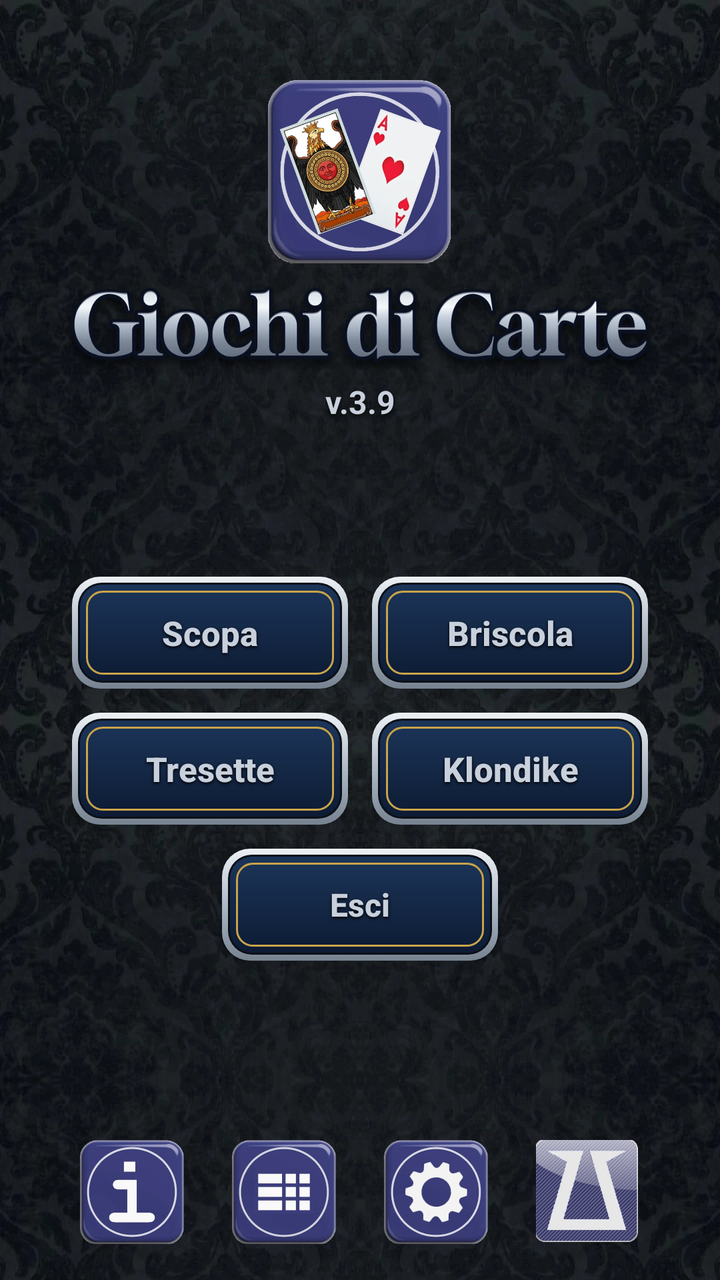
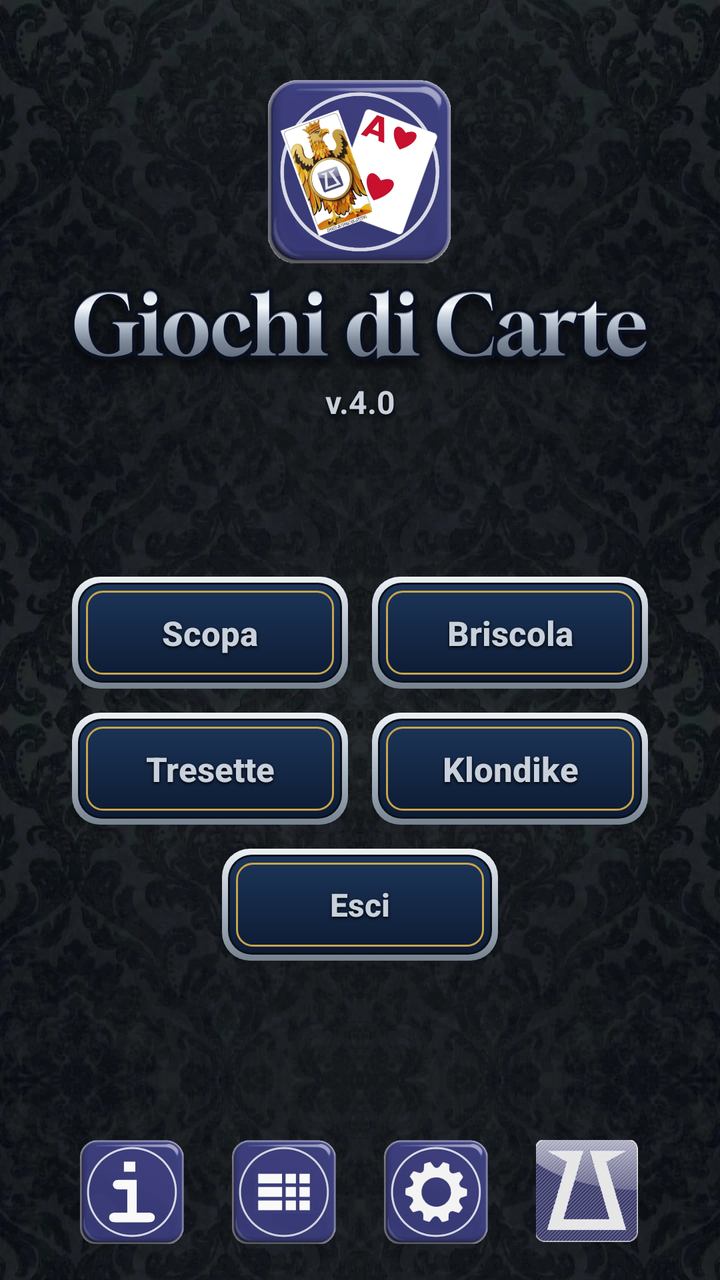

Screens rendered from an Android XML layout before and after an edit, with the pre-edit source and the edit as a unified diff.
<!-- AndroidManifest.xml: application theme Theme.Scopa -->
<!-- res/layout/activity_main.xml -->
<?xml version="1.0" encoding="utf-8"?>
<androidx.constraintlayout.widget.ConstraintLayout
    xmlns:android="http://schemas.android.com/apk/res/android"
    xmlns:app="http://schemas.android.com/apk/res-auto"
    android:layout_width="match_parent"
    android:layout_height="match_parent"
    android:background="@drawable/bg_velvet">

    <ImageView
        android:id="@+id/logo"
        android:layout_width="92dp"
        android:layout_height="92dp"
        android:layout_marginTop="40dp"
        android:contentDescription="@string/app_name"
        android:src="@drawable/app_logo"
        app:layout_constraintEnd_toEndOf="parent"
        app:layout_constraintStart_toStartOf="parent"
        app:layout_constraintTop_toTopOf="parent" />

    <ImageView
        android:id="@+id/title"
        android:layout_width="330dp"
        android:layout_height="wrap_content"
        android:layout_marginTop="6dp"
        android:adjustViewBounds="true"
        android:contentDescription="@string/title"
        android:src="@drawable/title_logo"
        app:layout_constraintEnd_toEndOf="parent"
        app:layout_constraintStart_toStartOf="parent"
        app:layout_constraintTop_toBottomOf="@id/logo" />

    <TextView
        android:id="@+id/version"
        android:layout_width="wrap_content"
        android:layout_height="wrap_content"
        android:layout_marginTop="2dp"
        android:text="v.3.9"
        android:textColor="@color/silver"
        android:textSize="16sp"
        android:textStyle="bold"
        android:shadowColor="#000000"
        android:shadowDy="2"
        android:shadowRadius="6"
        app:layout_constraintEnd_toEndOf="parent"
        app:layout_constraintStart_toStartOf="parent"
        app:layout_constraintTop_toBottomOf="@id/title" />

    
    <LinearLayout
        android:layout_width="wrap_content"
        android:layout_height="wrap_content"
        android:gravity="center"
        android:orientation="vertical"
        app:layout_constraintBottom_toTopOf="@id/bottomBar"
        app:layout_constraintEnd_toEndOf="parent"
        app:layout_constraintStart_toStartOf="parent"
        app:layout_constraintTop_toBottomOf="@id/version"
        app:layout_constraintVertical_bias="0.46">

        <LinearLayout
            android:layout_width="wrap_content"
            android:layout_height="wrap_content"
            android:orientation="horizontal">

            <androidx.appcompat.widget.AppCompatButton
                android:id="@+id/btnScopa"
                android:layout_width="@dimen/home_btn_w"
                android:layout_height="@dimen/home_btn_h"
                android:background="@drawable/btn_cartiglio"
                android:text="@string/play_scopa"
                android:textColor="@color/silver"
                android:textSize="17sp"
                android:textAllCaps="false"
                android:textStyle="bold"
                android:shadowColor="#000000"
                android:shadowDy="2"
                android:shadowRadius="4" />

            <androidx.appcompat.widget.AppCompatButton
                android:id="@+id/btnBriscola"
                android:layout_width="@dimen/home_btn_w"
                android:layout_height="@dimen/home_btn_h"
                android:layout_marginStart="@dimen/home_btn_gap"
                android:background="@drawable/btn_cartiglio"
                android:text="@string/play_briscola"
                android:textColor="@color/silver"
                android:textSize="17sp"
                android:textAllCaps="false"
                android:textStyle="bold"
                android:shadowColor="#000000"
                android:shadowDy="2"
                android:shadowRadius="4" />
        </LinearLayout>

        <LinearLayout
            android:layout_width="wrap_content"
            android:layout_height="wrap_content"
            android:layout_marginTop="@dimen/home_btn_gap"
            android:orientation="horizontal">

            <androidx.appcompat.widget.AppCompatButton
                android:id="@+id/btnTresette"
                android:layout_width="@dimen/home_btn_w"
                android:layout_height="@dimen/home_btn_h"
                android:background="@drawable/btn_cartiglio"
                android:text="@string/play_tresette"
                android:textColor="@color/silver"
                android:textSize="17sp"
                android:textAllCaps="false"
                android:textStyle="bold"
                android:shadowColor="#000000"
                android:shadowDy="2"
                android:shadowRadius="4" />

            <androidx.appcompat.widget.AppCompatButton
                android:id="@+id/btnKlondike"
                android:layout_width="@dimen/home_btn_w"
                android:layout_height="@dimen/home_btn_h"
                android:layout_marginStart="@dimen/home_btn_gap"
                android:background="@drawable/btn_cartiglio"
                android:text="@string/play_klondike"
                android:textColor="@color/silver"
                android:textSize="17sp"
                android:textAllCaps="false"
                android:textStyle="bold"
                android:shadowColor="#000000"
                android:shadowDy="2"
                android:shadowRadius="4" />
        </LinearLayout>

        <androidx.appcompat.widget.AppCompatButton
            android:id="@+id/btnQuit"
            android:layout_width="@dimen/home_btn_w"
            android:layout_height="@dimen/home_btn_h"
            android:layout_marginTop="@dimen/home_btn_gap"
            android:background="@drawable/btn_cartiglio"
            android:text="@string/quit"
            android:textColor="@color/silver"
            android:textSize="16sp"
            android:textAllCaps="false"
            android:textStyle="bold"
            android:shadowColor="#000000"
            android:shadowDy="2"
            android:shadowRadius="4" />
    </LinearLayout>

    
    <LinearLayout
        android:id="@+id/bottomBar"
        android:layout_width="wrap_content"
        android:layout_height="wrap_content"
        android:layout_marginBottom="18dp"
        android:gravity="center_vertical"
        android:orientation="horizontal"
        app:layout_constraintBottom_toBottomOf="parent"
        app:layout_constraintEnd_toEndOf="parent"
        app:layout_constraintStart_toStartOf="parent">

        <ImageButton
            android:id="@+id/btnInfo"
            android:layout_width="52dp"
            android:layout_height="52dp"
            android:layout_marginStart="12dp"
            android:layout_marginEnd="12dp"
            android:background="@android:color/transparent"
            android:contentDescription="@string/cd_info"
            android:scaleType="fitCenter"
            android:src="@drawable/btn_info" />

        <ImageButton
            android:id="@+id/btnStats"
            android:layout_width="52dp"
            android:layout_height="52dp"
            android:layout_marginStart="12dp"
            android:layout_marginEnd="12dp"
            android:background="@android:color/transparent"
            android:contentDescription="@string/cd_stats"
            android:scaleType="fitCenter"
            android:src="@drawable/btn_stats" />

        <ImageButton
            android:id="@+id/btnSettings"
            android:layout_width="52dp"
            android:layout_height="52dp"
            android:layout_marginStart="12dp"
            android:layout_marginEnd="12dp"
            android:background="@android:color/transparent"
            android:contentDescription="@string/cd_settings"
            android:scaleType="fitCenter"
            android:src="@drawable/btn_settings" />

        <ImageButton
            android:id="@+id/btnZis"
            android:layout_width="52dp"
            android:layout_height="52dp"
            android:layout_marginStart="12dp"
            android:layout_marginEnd="12dp"
            android:background="@android:color/transparent"
            android:contentDescription="@string/cd_web"
            android:scaleType="fitCenter"
            android:src="@drawable/zis_logo" />
    </LinearLayout>

</androidx.constraintlayout.widget.ConstraintLayout>
<!-- resources referenced by this layout -->
<resources>
  <color name="silver">#C8D0DC</color>
  <dimen name="home_btn_gap">12dp</dimen>
  <dimen name="home_btn_h">56dp</dimen>
  <dimen name="home_btn_w">138dp</dimen>
  <!-- drawable app_logo: webp bitmap (drawable-nodpi, 57272 bytes) -->
  <!-- drawable bg_velvet (drawable) -->
  <?xml version="1.0" encoding="utf-8"?>
  <layer-list xmlns:android="http://schemas.android.com/apk/res/android">
      <item android:drawable="@color/velvet_base" />
      <item>
          <bitmap android:src="@drawable/velvet" android:tileMode="repeat" android:dither="true" />
      </item>
  </layer-list>
  <!-- drawable btn_cartiglio (drawable) -->
  <?xml version="1.0" encoding="utf-8"?>
  <layer-list xmlns:android="http://schemas.android.com/apk/res/android">
      
      <item>
          <shape android:shape="rectangle">
              <gradient android:angle="270"
                  android:startColor="#EDF1F6"
                  android:centerColor="#AEB9C6"
                  android:endColor="#76828F" />
              <corners android:radius="14dp" />
          </shape>
      </item>
      
      <item android:left="3dp" android:top="3dp" android:right="3dp" android:bottom="3dp">
          <shape android:shape="rectangle">
              <solid android:color="#0A1018" />
              <corners android:radius="12dp" />
          </shape>
      </item>
      
      <item android:left="4dp" android:top="4dp" android:right="4dp" android:bottom="4dp">
          <shape android:shape="rectangle">
              <gradient android:angle="270"
                  android:startColor="#1C3559"
                  android:endColor="#0D1B33" />
              <corners android:radius="11dp" />
          </shape>
      </item>
      
      <item android:left="7dp" android:top="7dp" android:right="7dp" android:bottom="7dp">
          <shape android:shape="rectangle">
              <solid android:color="@android:color/transparent" />
              <stroke android:width="1dp" android:color="#C9A44A" />
              <corners android:radius="8dp" />
              <padding android:left="12dp" android:top="4dp" android:right="12dp" android:bottom="4dp" />
          </shape>
      </item>
  </layer-list>
  <string name="app_name">ZiS-GiochiDiCarte</string>
  <string name="cd_info">Informazioni</string>
  <string name="cd_settings">Impostazioni</string>
  <string name="cd_stats">Statistiche</string>
  <string name="cd_web">Sito ZiS</string>
  <string name="play_briscola">Briscola</string>
  <string name="play_klondike">Klondike</string>
  <string name="play_scopa">Scopa</string>
  <string name="play_tresette">Tresette</string>
  <string name="quit">Esci</string>
  <string name="title">Giochi di Carte</string>
  <style name="Theme.Scopa" parent="Theme.MaterialComponents.DayNight.NoActionBar">
          <item name="colorPrimary">@color/navy_mid</item>
          <item name="colorPrimaryVariant">@color/navy_deep</item>
          <item name="colorOnPrimary">@color/celeste_light</item>
          <item name="colorSecondary">@color/gold</item>
          <item name="android:statusBarColor" tools:targetApi="l">@color/navy_deep</item>
          <item name="alertDialogTheme">@style/DarkAlertDialog</item>
          <item name="materialAlertDialogTheme">@style/DarkAlertDialog</item>
      </style>
  <color name="velvet_base">#0A1018</color>
  <!-- drawable velvet: webp bitmap (drawable-nodpi, 65120 bytes) -->
  <color name="navy_mid">#23477E</color>
  <color name="navy_deep">#0C1626</color>
  <color name="celeste_light">#D7EAF6</color>
  <color name="gold">#E9C24C</color>
  <style name="DarkAlertDialog" parent="Theme.MaterialComponents.Dialog.Alert">
          <item name="colorSurface">@color/navy</item>
          <item name="android:colorBackground">@color/navy</item>
          <item name="colorOnSurface">@color/silver</item>
          <item name="android:textColorPrimary">@color/silver</item>
          <item name="android:textColorSecondary">@color/silver</item>
          <item name="colorPrimary">@color/silver</item>
      </style>
  <color name="navy">#14294A</color>
  <!-- unchanged entries left out for length: 5 -->
</resources>

<!-- the commit's change to res/layout/activity_main.xml (unified diff, before → after) -->
@@ -34,7 +34,7 @@
         android:layout_width="wrap_content"
         android:layout_height="wrap_content"
         android:layout_marginTop="2dp"
-        android:text="v.3.9"
+        android:text="v.4.0"
         android:textColor="@color/silver"
         android:textSize="16sp"
         android:textStyle="bold"
<!-- resource entries referenced after the edit -->
@@ -4,7 +4,7 @@
   <dimen name="home_btn_gap">12dp</dimen>
   <dimen name="home_btn_h">56dp</dimen>
   <dimen name="home_btn_w">138dp</dimen>
-  <!-- drawable app_logo: webp bitmap (drawable-nodpi, 57272 bytes) -->
+  <!-- drawable app_logo: webp bitmap (drawable-nodpi, 42154 bytes) -->
   <!-- drawable bg_velvet (drawable) -->
   <?xml version="1.0" encoding="utf-8"?>
   <layer-list xmlns:android="http://schemas.android.com/apk/res/android">
